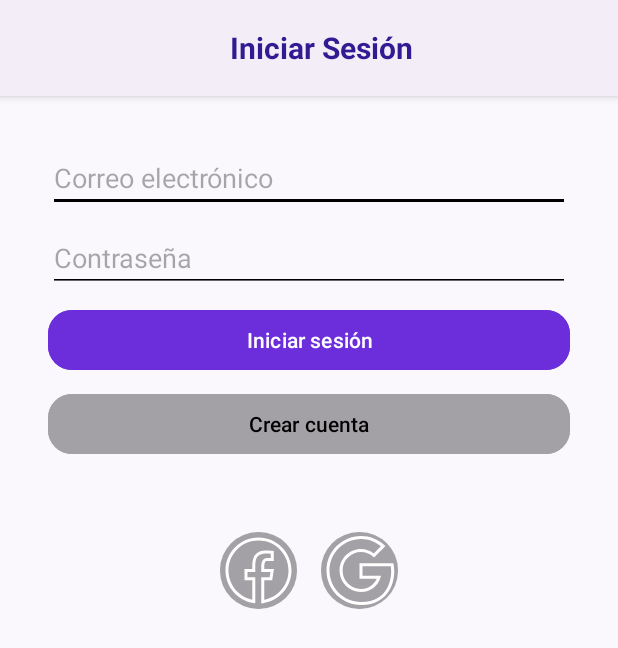
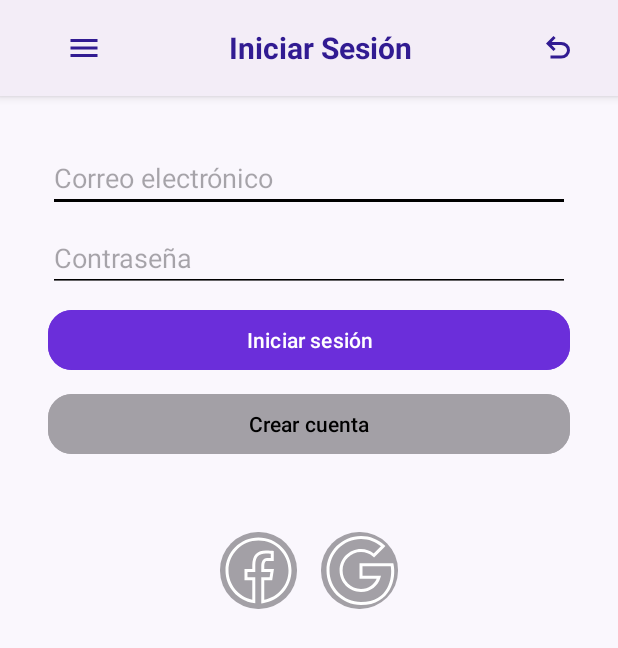
Before and after one commit to MarcosGomezVega/TFG-App-IA-IncidenciasViales, an Android app: the LoginActivity screen opened directly, with no data from a screen before it, on a phone screen of 412 x 824 dp. Shown: the top 648 px of the screen. Run offline under Robolectric (Android 15) with nearby library versions, the phone set to English and light mode, and no system bars; 1 statement that could not run was skipped.

Commit message:
feat: Add action bar frontend #7   - feat: Add new icons

```diff
--- /dev/null
+++ b/app/app/src/main/res/drawable/menu.xml
@@ -0,0 +1,9 @@
+<vector xmlns:android="http://schemas.android.com/apk/res/android"
+    android:width="24dp"
+    android:height="24dp"
+    android:viewportWidth="960"
+    android:viewportHeight="960">
+  <path
+      android:pathData="M120,720v-80h720v80L120,720ZM120,520v-80h720v80L120,520ZM120,320v-80h720v80L120,320Z"
+      android:fillColor="@color/onPrimaryContainer"/>
+</vector>
--- /dev/null
+++ b/app/app/src/main/res/drawable/undo.xml
@@ -0,0 +1,9 @@
+<vector xmlns:android="http://schemas.android.com/apk/res/android"
+    android:width="24dp"
+    android:height="24dp"
+    android:viewportWidth="960"
+    android:viewportHeight="960">
+  <path
+      android:pathData="M280,760v-80h284q63,0 109.5,-40T720,540q0,-60 -46.5,-100T564,400L312,400l104,104 -56,56 -200,-200 200,-200 56,56 -104,104h252q97,0 166.5,63T800,540q0,94 -69.5,157T564,760L280,760Z"
+      android:fillColor="@color/onPrimaryContainer"/>
+</vector>
--- a/app/app/src/main/res/layout/custom_action_bar.xml
+++ b/app/app/src/main/res/layout/custom_action_bar.xml
@@ -1,16 +1,44 @@
 <?xml version="1.0" encoding="utf-8"?>
 <androidx.appcompat.widget.Toolbar xmlns:android="http://schemas.android.com/apk/res/android"
+  android:id="@+id/custom_toolbar"
   android:layout_width="match_parent"
   android:layout_height="?attr/actionBarSize"
   android:theme="@style/ThemeOverlay.AppCompat.Dark.ActionBar">
 
+  <RelativeLayout
+    android:layout_width="match_parent"
+    android:layout_height="match_parent">
+
+    <ImageButton
+      android:id="@+id/button_menu"
+      android:layout_width="wrap_content"
+      android:layout_height="match_parent"
+      android:layout_alignParentStart="true"
+      android:background="@android:color/transparent"
+      android:padding="12dp"
+      android:src="@drawable/menu"
+      android:contentDescription="Menú" />
+
     <TextView
       android:id="@+id/action_bar_title"
-    android:layout_width="match_parent"
-    android:layout_height="wrap_content"
+      android:layout_width="wrap_content"
+      android:layout_height="match_parent"
+      android:layout_centerInParent="true"
       android:gravity="center"
       android:text="Título centrado"
       android:textColor="@color/onPrimaryContainer"
       android:textSize="20sp"
       android:textStyle="bold" />
+
+    <ImageButton
+      android:id="@+id/button_back"
+      android:layout_width="wrap_content"
+      android:layout_height="match_parent"
+      android:layout_alignParentEnd="true"
+      android:background="@android:color/transparent"
+      android:padding="12dp"
+      android:src="@drawable/undo"
+      android:contentDescription="Volver" />
+
+  </RelativeLayout>
 </androidx.appcompat.widget.Toolbar>
--- a/app/app/src/main/res/values/strings.xml
+++ b/app/app/src/main/res/values/strings.xml
@@ -40,5 +40,7 @@
   <string name="location_not_enabled">Ubicación no disponible</string>
   <string name="error_having_location">Error al obtener ubicación</string>
   <string name="permission_locattion_not_enable">Permiso de ubicación no otorgado</string>
+  <!-- TODO: Remove or change this placeholder text -->
+  <string name="hello_blank_fragment">Hello blank fragment</string>
 
 </resources>
```
Also changed, not shown: app/app/src/main/res/drawable/home.xml (added, +9 -0 lines), app/app/src/main/res/drawable/info.xml (added, +9 -0 lines), app/app/src/main/res/drawable/logout.xml (added, +9 -0 lines), app/app/src/main/res/drawable/settings.xml (added, +9 -0 lines), app/app/src/main/res/drawable/share.xml (added, +9 -0 lines), app/app/src/main/res/layout/activity_ckeck_incident.xml (+1 -14 lines), app/app/src/main/res/layout/activity_create_account.xml (+3 -15 lines), app/app/src/main/res/menu/nav_menu.xml (added, +46 -0 lines), 7 other files. Lines whose indentation alone changed are shown as unchanged.
